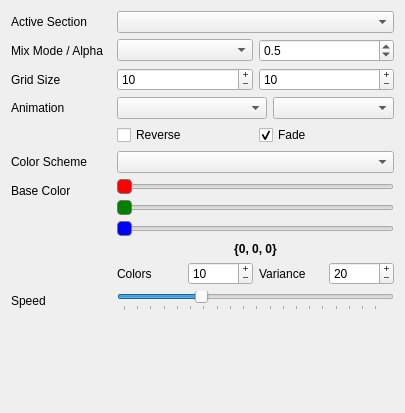
The window that gui/widget/maestrocontrol.ui (8bitbuddhist/PixelMaestro) describes before a commit, drawn with Qt 5.
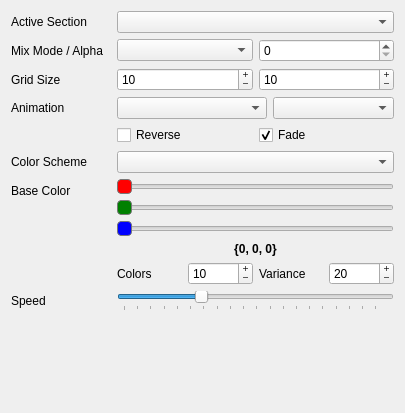
The same window after the commit.

What changed in the file:
```diff
--- a/gui/widget/maestrocontrol.ui
+++ b/gui/widget/maestrocontrol.ui
@@ -55,18 +55,9 @@
         <widget class="QComboBox" name="mix_modeComboBox"/>
        </item>
        <item>
-        <widget class="QDoubleSpinBox" name="alphaSpinBox">
-         <property name="decimals">
-          <number>1</number>
-         </property>
+        <widget class="QSpinBox" name="alphaSpinBox">
          <property name="maximum">
-          <double>1.000000000000000</double>
-         </property>
-         <property name="singleStep">
-          <double>0.100000000000000</double>
-         </property>
-         <property name="value">
-          <double>0.500000000000000</double>
+          <number>255</number>
          </property>
         </widget>
        </item>
```
